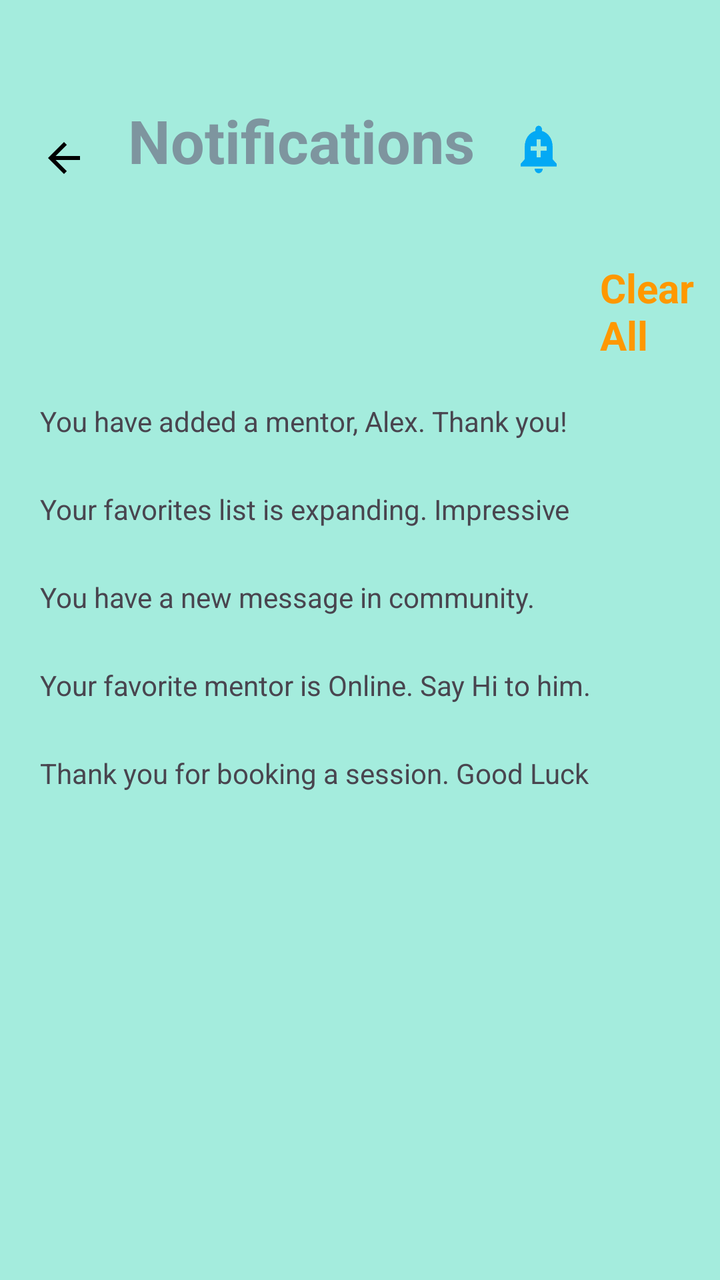
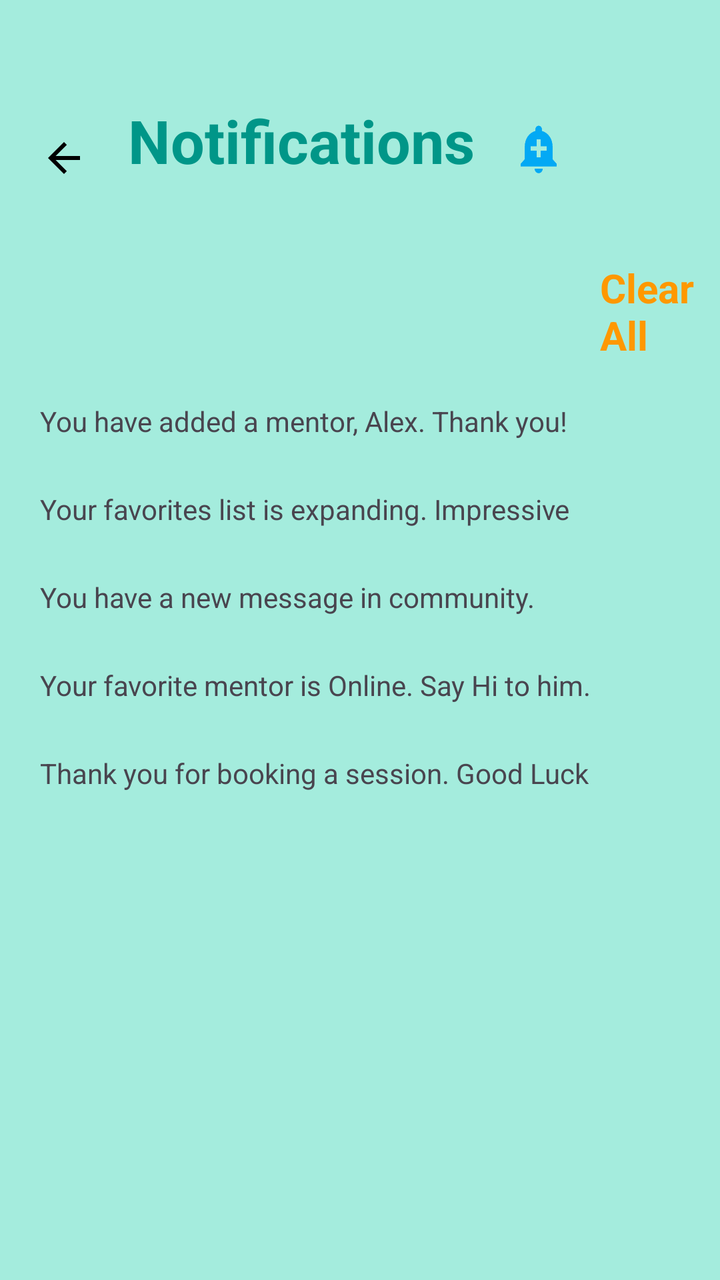

Compare the two renders of this Android layout. The source of the first and the diff that turns it into the second are given below.
<!-- AndroidManifest.xml: application theme Theme.Library -->
<!-- res/layout/activity_main24.xml -->
<?xml version="1.0" encoding="utf-8"?>
<LinearLayout xmlns:android="http://schemas.android.com/apk/res/android"
    xmlns:app="http://schemas.android.com/apk/res-auto"
    xmlns:tools="http://schemas.android.com/tools"
    android:layout_width="match_parent"
    android:layout_height="match_parent"
    android:background="#A4ECDD"
    android:orientation="vertical"
    tools:context=".MainActivity24">
    <LinearLayout
        android:layout_width="match_parent"
        android:orientation="horizontal"
        android:layout_marginTop="50dp"
        android:layout_marginLeft="20dp"
        android:layout_marginRight="20dp"
        android:layout_height="wrap_content">
     <TextView
         android:layout_width="wrap_content"
         android:background="@drawable/baseline_arrow_back_24"
         android:layout_height="wrap_content">


     </TextView>
        <TextView
            android:layout_width="wrap_content"
            android:layout_height="wrap_content"
            android:text="Notifications"
            android:layout_marginLeft="20dp"
            android:textSize="30dp"
            android:textColor="#7E959F"
            android:textStyle="bold"
       ></TextView>
        <TextView
            android:layout_width="wrap_content"
            android:layout_height="wrap_content"
            android:background="@drawable/bell"
            android:layout_marginLeft="20dp"
            android:textSize="20dp"
       ></TextView>
    </LinearLayout>
    <TextView
        android:layout_width="wrap_content"
        android:layout_height="wrap_content"
        android:text="Clear All"
        android:textColor="#FF9800"
        android:textSize="20dp"
        android:layout_marginLeft="300dp"
        android:layout_marginTop="40dp"
        android:textStyle="bold"
        ></TextView>
    <LinearLayout
        android:layout_width="wrap_content"
        android:layout_height="wrap_content"
        android:layout_marginTop="20dp"
        android:layout_marginLeft="20dp"
        android:layout_marginRight="20dp"
        android:orientation="horizontal">

        <TextView
            android:layout_width="wrap_content"
            android:layout_height="wrap_content"
            android:textStyle=""
            android:text="You have added a mentor, Alex. Thank you!">

        </TextView>
        <TextView
            android:layout_width="wrap_content"
            android:layout_height="wrap_content"
           android:background="@drawable/baseline_cancel_24"
            android:backgroundTint="@color/black"
            android:layout_marginLeft="63dp"

            >

        </TextView> </LinearLayout>
    <LinearLayout
        android:layout_width="wrap_content"
        android:layout_height="wrap_content"
        android:layout_marginTop="20dp"
        android:layout_marginLeft="20dp"
        android:layout_marginRight="20dp"
        android:orientation="horizontal">

        <TextView
            android:layout_width="wrap_content"
            android:layout_height="wrap_content"
            android:text="Your favorites list is expanding. Impressive">

        </TextView>
        <TextView
            android:layout_width="wrap_content"
            android:layout_height="wrap_content"
            android:background="@drawable/baseline_cancel_24"
            android:backgroundTint="@color/black"
            android:layout_marginLeft="60dp"

            >

        </TextView> </LinearLayout>
    <LinearLayout
        android:layout_width="wrap_content"
        android:layout_height="wrap_content"
        android:layout_marginTop="20dp"
        android:layout_marginLeft="20dp"
        android:layout_marginRight="20dp"
        android:orientation="horizontal">

        <TextView
            android:layout_width="wrap_content"
            android:layout_height="wrap_content"
            android:text="You have a new message in community. ">

        </TextView>
        <TextView
            android:layout_width="wrap_content"
            android:layout_height="wrap_content"
            android:background="@drawable/baseline_cancel_24"
            android:backgroundTint="@color/black"
            android:layout_marginLeft="74dp"

            >

        </TextView> </LinearLayout>
    <LinearLayout
        android:layout_width="wrap_content"
        android:layout_height="wrap_content"
        android:layout_marginTop="20dp"
        android:layout_marginLeft="20dp"
        android:layout_marginRight="20dp"
        android:orientation="horizontal">

        <TextView
            android:layout_width="wrap_content"
            android:layout_height="wrap_content"
            android:text="Your favorite mentor is Online. Say Hi to him.">

        </TextView>
        <TextView
            android:layout_width="wrap_content"
            android:layout_height="wrap_content"
            android:background="@drawable/baseline_cancel_24"
            android:backgroundTint="@color/black"
            android:layout_marginLeft="47dp"

            >

        </TextView> </LinearLayout>
    <LinearLayout
        android:layout_width="wrap_content"
        android:layout_height="wrap_content"
        android:layout_marginTop="20dp"
        android:layout_marginLeft="20dp"
        android:layout_marginRight="20dp"
        android:orientation="horizontal">

        <TextView
            android:layout_width="wrap_content"
            android:layout_height="wrap_content"
            android:text="Thank you for booking a session. Good Luck">

        </TextView>
        <TextView
            android:layout_width="wrap_content"
            android:layout_height="wrap_content"
            android:background="@drawable/baseline_cancel_24"
            android:backgroundTint="@color/black"
            android:layout_marginLeft="50dp"

            >

        </TextView> </LinearLayout>

</LinearLayout>
<!-- resources referenced by this layout -->
<resources>
  <color name="black">#FF000000</color>
  <!-- drawable baseline_arrow_back_24 (drawable) -->
  <vector android:autoMirrored="true" android:height="24dp"
      android:tint="#000000" android:viewportHeight="24"
      android:viewportWidth="24" android:width="24dp" xmlns:android="http://schemas.android.com/apk/res/android">
      <path android:fillColor="@android:color/white" android:pathData="M20,11H7.83l5.59,-5.59L12,4l-8,8 8,8 1.41,-1.41L7.83,13H20v-2z"/>
  </vector>
  <!-- drawable baseline_cancel_24 (drawable) -->
  <vector android:autoMirrored="true" android:height="24dp"
      android:tint="@color/white" android:viewportHeight="24"
      
      android:viewportWidth="24" android:width="24dp" xmlns:android="http://schemas.android.com/apk/res/android">
      <path android:fillColor="#03A9F4" android:pathData="M12,2C6.47,2 2,6.47 2,12s4.47,10 10,10 10,-4.47 10,-10S17.53,2 12,2zM17,15.59L15.59,17 12,13.41 8.41,17 7,15.59 10.59,12 7,8.41 8.41,7 12,10.59 15.59,7 17,8.41 13.41,12 17,15.59z"/>
  </vector>
  <!-- drawable bell (drawable) -->
  <vector
      android:autoMirrored="true"
      android:height="24dp"
      android:tint="#03A9F4"
      android:viewportHeight="24"
      android:viewportWidth="24"
      android:width="24dp"
      xmlns:android="http://schemas.android.com/apk/res/android">
  
      
      <path
          android:fillColor="#6A1B9A"
          android:pathData="M10.01,21.01c0,1.1 0.89,1.99 1.99,1.99s1.99,-0.89 1.99,-1.99h-3.98zM18.88,16.82L18.88,11c0,-3.25 -2.25,-5.97 -5.29,-6.69v-0.72C13.59,2.71 12.88,2 12,2s-1.59,0.71 -1.59,1.59v0.72C7.37,5.03 5.12,7.75 5.12,11v5.82L3,18.94L3,20h18v-1.06l-2.12,-2.12zM16,13.01h-3v3h-2v-3L8,13.01L8,11h3L11,8h2v3h3v2.01z"/>
  
      
      <path
          android:fillColor="#F44336"
          android:pathData="M10.01,21.01c0,1.1 0.89,1.99 1.99,1.99s1.99,-0.89 1.99,-1.99h-3.98zM18.88,16.82L18.88,11c0,-3.25 -2.25,-5.97 -5.29,-6.69v-0.72C13.59,2.71 12.88,2 12,2s-1.59,0.71 -1.59,1.59v0.72C7.37,5.03 5.12,7.75 5.12,11v5.82L3,18.94L3,20h18v-1.06l-2.12,-2.12zM16,13.01h-3v3h-2v-3L8,13.01L8,11h3L11,8h2v3h3v2.01z"/>
  </vector>
  <style name="Theme.Library" parent="Base.Theme.Library" />
  <color name="white">#FFFFFFFF</color>
  <style name="Base.Theme.Library" parent="Theme.Material3.DayNight.NoActionBar">
          
          
      </style>
</resources>

<!-- the commit's change to res/layout/activity_main24.xml (unified diff, before → after) -->
@@ -27,7 +27,7 @@
             android:text="Notifications"
             android:layout_marginLeft="20dp"
             android:textSize="30dp"
-            android:textColor="#7E959F"
+            android:textColor="#009688"
             android:textStyle="bold"
        ></TextView>
         <TextView
